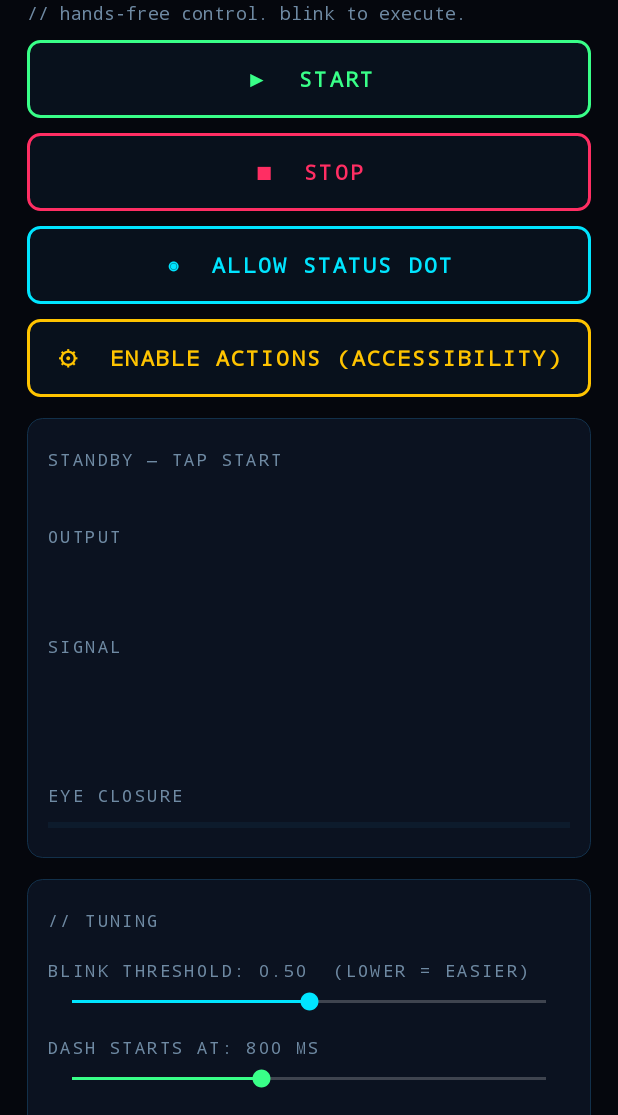
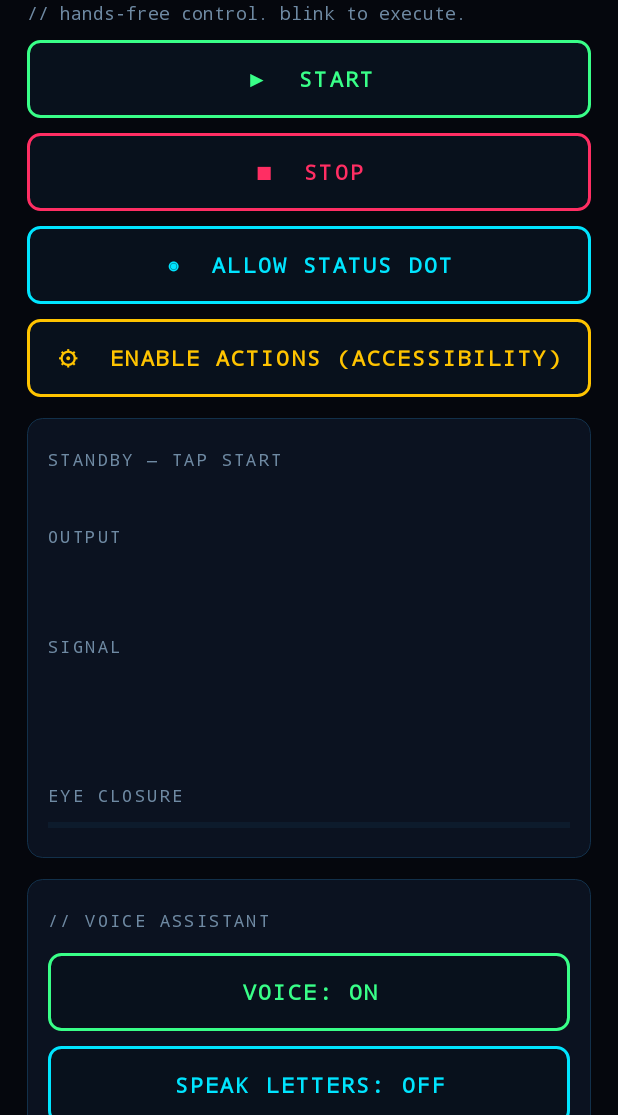
Before and after one commit to dwipayanmondal233-cloud/GhostWinkApp, an Android app: the screen it shows after launch (MainActivity), on a phone screen of 412 x 824 dp, the part 121-1236 px from its top. Run offline under Robolectric (Android 15) with nearby library versions, the phone set to English and light mode, and no system bars; libraries missing offline, so code that uses them is left out: androidx.camera.core, androidx.camera.lifecycle, com.google.mediapipe.framework, com.google.mediapipe.tasks.

Commit message:
GhostWink milestone 7 voice

```diff
--- a/app/src/main/java/com/example/ghostwink/MainActivity.kt
+++ b/app/src/main/java/com/example/ghostwink/MainActivity.kt
@@ -208,6 +208,45 @@ class MainActivity : ComponentActivity() {
         term.addView(eyeBar)
         col.addView(term)
 
+        // ---- Voice card ----
+        val voice = card()
+        voice.addView(label("// voice assistant"))
+        lateinit var voiceBtn: Button
+        lateinit var lettersBtn: Button
+        fun paintVoice() {
+            voiceBtn.text = if (prefs.getBoolean("voice", true)) "VOICE: ON" else "VOICE: OFF"
+            lettersBtn.text = if (prefs.getBoolean("sayletters", false)) "SPEAK LETTERS: ON" else "SPEAK LETTERS: OFF"
+        }
+        voiceBtn = neonBtn("", green) {
+            prefs.edit().putBoolean("voice", !prefs.getBoolean("voice", true)).apply()
+            paintVoice()
+            GhostService.instance?.say("Voice on")
+        }
+        lettersBtn = neonBtn("", cyan) {
+            prefs.edit().putBoolean("sayletters", !prefs.getBoolean("sayletters", false)).apply()
+            paintVoice()
+        }
+        voice.addView(voiceBtn)
+        voice.addView(lettersBtn)
+        val rateL = label("")
+        rateL.text = "VOICE SPEED: ${prefs.getInt("vrate", 100)}%"
+        voice.addView(rateL)
+        val rateBar = SeekBar(this)
+        rateBar.max = 100
+        rateBar.progress = (prefs.getInt("vrate", 100) - 50).coerceIn(0, 100)
+        tintSeek(rateBar, amber)
+        rateBar.setOnSeekBarChangeListener(listener { p ->
+            prefs.edit().putInt("vrate", p + 50).apply()
+            rateL.text = "VOICE SPEED: ${p + 50}%"
+        })
+        voice.addView(rateBar)
+        voice.addView(neonBtn("TEST VOICE", amber) {
+            GhostService.instance?.say("Hello. I am GhostWink.")
+                ?: run { statusT.text = "> START GHOSTWINK FIRST" }
+        })
+        paintVoice()
+        col.addView(voice)
+
         // ---- Tuning card ----
         val tune = card()
         tune.addView(label("// tuning"))
```
Also changed, not shown: app/src/main/java/com/example/ghostwink/GhostService.kt (+38 -5 lines).
